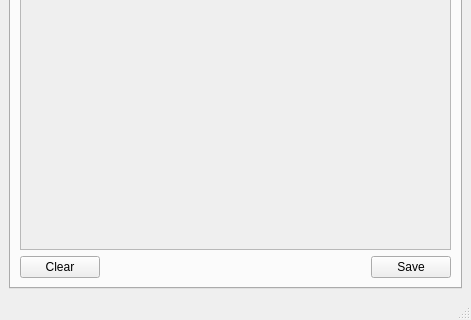
Above: sources/gui/src/mainwindow.ui from arcan1s/netctl-gui before the change; both pictures show x 0 to 471 and y 199 to 519 of the 471 by 519 pixel window. Below: the same form after it.
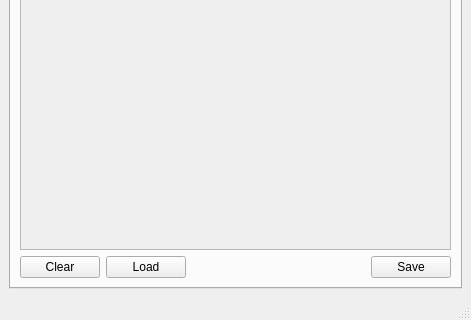
That is the form after the change. The open tabs and pages were chosen to show the change.

Commit message: added several function to profile tab

Diff of the .ui file:
```diff
--- a/sources/gui/src/mainwindow.ui
+++ b/sources/gui/src/mainwindow.ui
@@ -213,6 +213,13 @@
             </property>
            </widget>
           </item>
+          <item>
+           <widget class="QPushButton" name="pushButton_profileLoad">
+            <property name="text">
+             <string>Load</string>
+            </property>
+           </widget>
+          </item>
           <item>
            <spacer name="spacer_newProfileButtons">
             <property name="orientation">
```
Left out of the diff: 8 changed lines with no effect on the pictures. The commit also changes 25 other files.
